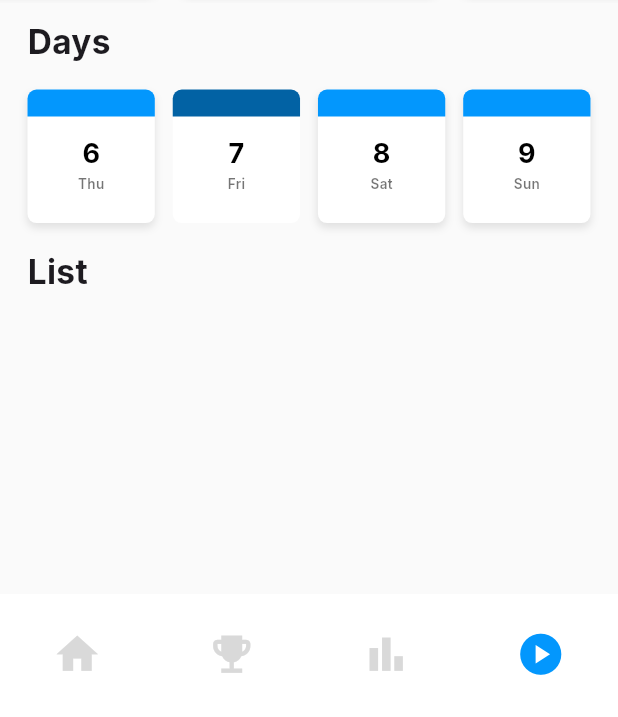
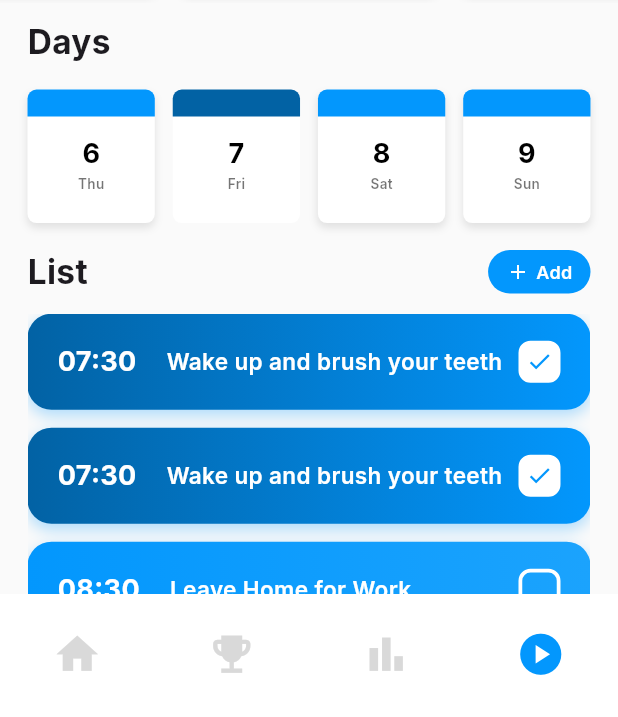
Before and after one commit to pokpong40622/FlexiFlow, a Flutter app: the screen it shows after launch, item 4 of the bottom bar chosen, on a phone screen of 412 x 824 dp, the part 519-1236 px from its top. Run offline on Flutter 3.47's test engine with Material 3 defaults, Android fonts, the phone set to English and light mode, and no system bars; drawn by our look-alikes of carousel_slider; our stand-ins replace google_fonts.

Commit message:
versoin1 of full training page

```diff
--- a/lib/Pages/TrainingPage.dart
+++ b/lib/Pages/TrainingPage.dart
@@ -47,35 +47,36 @@ class _TrainingPageState extends State<TrainingPage> {
   }
 
   int clickedDay = 7;
-  final Map<int, List<Map<String, String>>> schedules = {
+  final Map<int, List<Map<String, dynamic>>> schedules = {
     6: [
-      {'time': '07:00', 'event': 'Morning Exercise'},
-      {'time': '09:00', 'event': 'Office Work'},
-      {'time': '12:30', 'event': 'Lunch at Cafe'},
-      {'time': '15:00', 'event': 'Grocery Shopping'},
-      {'time': '19:00', 'event': 'Watch a Movie'},
+      {'time': '07:00', 'event': 'Morning Exercise', 'completed': false},
+      {'time': '09:00', 'event': 'Office Work', 'completed': true},
+      {'time': '12:30', 'event': 'Lunch at Cafe', 'completed': false},
+      {'time': '15:00', 'event': 'Grocery Shopping', 'completed': false},
+      {'time': '19:00', 'event': 'Watch a Movie', 'completed': true},
     ],
     7: [
-      {'time': '07:00', 'event': 'Wake-Up & Morning Routine'},
-      {'time': '08:30', 'event': 'Leave Home for Work'},
-      {'time': '09:00', 'event': 'Company Meeting'},
-      {'time': '12:00', 'event': 'Lunch break'},
-      {'time': '16:00', 'event': 'Leave Office'},
-      {'time': '17:30', 'event': 'Physical Activity'},
-      {'time': '18:30', 'event': 'Dinner with Family'},
+      {'time': '07:30', 'event': 'Wake up and brush your teeth', 'completed': true},
+      {'time': '07:30', 'event': 'Wake up and brush your teeth', 'completed': true},
+      {'time': '08:30', 'event': 'Leave Home for Work', 'completed': false},
+      {'time': '09:00', 'event': 'Company Meeting', 'completed': false},
+      {'time': '12:00', 'event': 'Lunch break', 'completed': false},
+      {'time': '16:00', 'event': 'Leave Office', 'completed': false},
+      {'time': '17:30', 'event': 'Physical Activity', 'completed': false},
+      {'time': '18:30', 'event': 'Dinner with Family', 'completed': false},
     ],
     8: [
-      {'time': '09:00', 'event': 'Brunch with Friends'},
-      {'time': '11:00', 'event': 'Go to the Gym'},
-      {'time': '14:00', 'event': 'Shopping at Mall'},
-      {'time': '17:00', 'event': 'Family Gathering'},
-      {'time': '20:00', 'event': 'Relax at Home'},
+      {'time': '09:00', 'event': 'Brunch with Friends', 'completed': false},
+      {'time': '11:00', 'event': 'Go to the Gym', 'completed': true},
+      {'time': '14:00', 'event': 'Shopping at Mall', 'completed': false},
+      {'time': '17:00', 'event': 'Family Gathering', 'completed': false},
+      {'time': '20:00', 'event': 'Relax at Home', 'completed': true},
     ],
     9: [
-      {'time': '08:00', 'event': 'Go to Church'},
-      {'time': '10:30', 'event': 'Brunch with Family'},
-      {'time': '14:00', 'event': 'Relax and Read a Book'},
-      {'time': '18:00', 'event': 'Dinner with Friends'},
+      {'time': '08:00', 'event': 'Go to Church', 'completed': false},
+      {'time': '10:30', 'event': 'Brunch with Family', 'completed': false},
+      {'time': '14:00', 'event': 'Relax and Read a Book', 'completed': true},
+      {'time': '18:00', 'event': 'Dinner with Friends', 'completed': false},
     ],
   };
 
@@ -96,43 +97,10 @@ class _TrainingPageState extends State<TrainingPage> {
       Container(color: Colors.white),
     ];
 
-    int clickedDay = 7; // Default to Friday (7)
-
-    final Map<int, List<Map<String, String>>> schedules = {
-      6: [
-        {'time': '07:00', 'event': 'Morning Exercise'},
-        {'time': '09:00', 'event': 'Office Work'},
-        {'time': '12:30', 'event': 'Lunch at Cafe'},
-        {'time': '15:00', 'event': 'Grocery Shopping'},
-        {'time': '19:00', 'event': 'Watch a Movie'},
-      ],
-      7: [
-        {'time': '07:00', 'event': 'Wake-Up & Morning Routine'},
-        {'time': '08:30', 'event': 'Leave Home for Work'},
-        {'time': '09:00', 'event': 'Company Meeting'},
-        {'time': '12:00', 'event': 'Lunch break'},
-        {'time': '16:00', 'event': 'Leave Office'},
-        {'time': '17:30', 'event': 'Physical Activity'},
-        {'time': '18:30', 'event': 'Dinner with Family'},
-      ],
-      8: [
-        {'time': '09:00', 'event': 'Brunch with Friends'},
-        {'time': '11:00', 'event': 'Go to the Gym'},
-        {'time': '14:00', 'event': 'Shopping at Mall'},
-        {'time': '17:00', 'event': 'Family Gathering'},
-        {'time': '20:00', 'event': 'Relax at Home'},
-      ],
-      9: [
-        {'time': '08:00', 'event': 'Go to Church'},
-        {'time': '10:30', 'event': 'Brunch with Family'},
-        {'time': '14:00', 'event': 'Relax and Read a Book'},
-        {'time': '18:00', 'event': 'Dinner with Friends'},
-      ],
-    };
-
     return Scaffold(
       backgroundColor: Color(0xFFFAFAFA),
-      body: Column(
+      body: SingleChildScrollView(
+        child: Column(
           children: [
             SizedBox(height: screenHeight * 0.025),
             Padding(
@@ -246,9 +214,9 @@ class _TrainingPageState extends State<TrainingPage> {
                       ),
                     ],
                   ),
-                SizedBox(height: screenHeight * 0.02,),
+                  SizedBox(height: screenHeight * 0.02),
                   Row(
-                  mainAxisAlignment: MainAxisAlignment.start,
+                    mainAxisAlignment: MainAxisAlignment.spaceBetween,
                     children: [
                       Text(
                         'List',
@@ -257,87 +225,63 @@ class _TrainingPageState extends State<TrainingPage> {
                           fontSize: screenWidth * 0.054,
                         ),
                       ),
+                      GestureDetector(
+                        onTap: () => _showAddEventDialog(context),
+                        child: Container(
+                          padding: EdgeInsets.symmetric(horizontal: 12, vertical: 6),
+                          decoration: BoxDecoration(
+                            color: Color(0xFF0397FD),
+                            borderRadius: BorderRadius.circular(20),
+                          ),
+                          child: Row(
+                            mainAxisSize: MainAxisSize.min,
+                            children: [
+                              Icon(
+                                Icons.add,
+                                color: Colors.white,
+                                size: 16,
+                              ),
+                              SizedBox(width: 4),
+                              Text(
+                                'Add',
+                                style: GoogleFonts.inter(
+                                  color: Colors.white,
+                                  fontSize: 12,
+                                  fontWeight: FontWeight.w600,
+                                ),
+                              ),
                             ],
                           ),
-                SingleChildScrollView(
-                  child: Column(
-                    children: [
-
+                        ),
+                      ),
                     ],
                   ),
-                )
-                // Time Schedule Section
-                // Container(
-                //   width: MediaQuery.of(context).size.width * 0.905555556,
-                //   decoration: BoxDecoration(
-                //     borderRadius: BorderRadius.circular(15),
-                //     color: Color(0xFFF4F4F4),
-                //   ),
-                //   child: Column(
-                //     crossAxisAlignment: CrossAxisAlignment.start,
-                //     children: [
-                //       Container(
-                //         width: double.infinity,
-                //         decoration: BoxDecoration(
-                //           color: Color(0xFF307B7B),
-                //           borderRadius: BorderRadius.only(
-                //             topLeft: Radius.circular(15),
-                //             topRight: Radius.circular(15),
-                //           ),
-                //         ),
-                //         padding: EdgeInsets.symmetric(
-                //           horizontal: 16,
-                //           vertical: 12,
-                //         ),
-                //         child: Row(
-                //           children: [
-                //             Icon(
-                //               Icons.schedule,
-                //               color: Colors.white,
-                //               size: 24,
-                //             ),
-                //             SizedBox(width: 8),
-                //             Text(
-                //               'Time Schedule',
-                //               style: GoogleFonts.inter(
-                //                 color: Colors.white,
-                //                 fontSize: 17,
-                //                 fontWeight: FontWeight.w700,
-                //               ),
-                //             ),
-                //           ],
-                //         ),
-                //       ),
-                //       SizedBox(height: 16),
-                //       Padding(
-                //         padding: const EdgeInsets.symmetric(
-                //           horizontal: 16.0,
-                //         ),
-                //         child: Column(
-                //           children: schedules[clickedDay]!
-                //               .map(
-                //                 (event) => _buildScheduleItem(
-                //                   event['time']!,
-                //                   event['event']!,
-                //                 ),
-                //               )
-                //               .toList(),
-                //         ),
-                //       ),
-                //       SizedBox(height: 16),
-                //     ],
-                //   ),
-                // ),
+                  SizedBox(height: 12),
+                  Container(
+                    height: screenHeight * 0.3,
+                    child: SingleChildScrollView(
+                      child: Column(
+                        children: schedules[clickedDay]!
+                            .map((schedule) => _buildScheduleItem(
+                                  schedule['time']!,
+                                  schedule['event']!,
+                                  schedule['completed']!,
+                                  schedules[clickedDay]!.indexOf(schedule),
+                                ))
+                            .toList(),
+                      ),
+                    ),
+                  ),
                 ],
               ),
             ),
           ],
         ),
+      ),
     );
   }
 
-
-  //ปุ่มเลือกวัน
+  // Builds clickable calendar day buttons with blue headers
   Widget _buildCalendarDay(
     String day,
     String weekday,
@@ -374,7 +318,7 @@ class _TrainingPageState extends State<TrainingPage> {
               width: double.infinity,
               height: 18,
               decoration: BoxDecoration(
-                color: isActive ? Color(0xFF0262A4) : Color(0xFF0397FD),
+                color: isSelected ? Color(0xFF0262A4) : Color(0xFF0397FD),
                 borderRadius: BorderRadius.only(
                   topLeft: Radius.circular(6),
                   topRight: Radius.circular(6),
@@ -403,33 +347,83 @@ class _TrainingPageState extends State<TrainingPage> {
       ),
     );
   }
-  //ปุ่มเลือกวัน
 
+  // Creates individual schedule items with gradient background and checkboxes
+  Widget _buildScheduleItem(String time, String event, bool completed, int index) {
+    return Container(
+      margin: EdgeInsets.only(bottom: 12), // Increased spacing between items
+      padding: EdgeInsets.symmetric(horizontal: 20, vertical: 18), // More padding for bigger look
+      decoration: BoxDecoration(
+        // Gradient background - light blue to darker blue
+        gradient: LinearGradient(
+          colors: completed
+              ? [Color(0xFF0262A4), Color(0xFF0397FD)] // Darker gradient for completed
+              : [Color(0xFF0397FD), Color(0xFF1BA3FD)], // Lighter gradient for pending
+          begin: Alignment.centerLeft,
+          end: Alignment.centerRight,
+        ),
+        borderRadius: BorderRadius.circular(16), // More rounded corners
+        boxShadow: [
+          BoxShadow(
+            color: Color(0xFF0397FD).withOpacity(0.3), // Blue shadow
+            blurRadius: 8,
+            offset: Offset(0, 4),
+          ),
+        ],
+      ),
+      child: Row(
+        children: [
+          // Time with bigger font and semi-bold weight
+          Text(
+            time,
+            style: GoogleFonts.inter(
+              fontSize: 18, // Increased font size
+              fontWeight: FontWeight.w700, // Semi-bold
+              color: Colors.white,
+            ),
+          ),
+          SizedBox(width: 20), // More spacing
+          // Event text expanded to fill remaining space
+          Expanded(
+            child: Text(
+              event,
+              style: GoogleFonts.inter(
+                fontSize: 15, // Slightly bigger
+                fontWeight: FontWeight.w600, // Semi-bold
+                color: Colors.white,
+              ),
+            ),
+          ),
+          // Completion checkbox with rounded corners
+          GestureDetector(
+            onTap: () {
+              setState(() {
+                schedules[clickedDay]![index]['completed'] = !completed;
+              });
+            },
+            child: Container(
+              width: 28, // Bigger checkbox
+              height: 28,
+              decoration: BoxDecoration(
+                color: completed ? Colors.white : Colors.transparent,
+                border: Border.all(color: Colors.white, width: 2.5), // Thicker border
+                borderRadius: BorderRadius.circular(8), // More rounded
+              ),
+              child: completed
+                  ? Icon(
+                      Icons.check,
+                      color: Color(0xFF0397FD),
+                      size: 18, // Bigger check icon
+                    )
+                  : null,
+            ),
+          ),
+        ],
+      ),
+    );
+  }
 
-  //น่าจะเอาไว้ใช้กับทที่แสดง schedule listของvia
-  // Widget _buildScheduleItem(String time, String event) {
-  //   return Padding(
-  //     padding: const EdgeInsets.symmetric(vertical: 8.0),
-  //     child: Row(
-  //       children: [
-  //         Text(
-  //           time,
-  //           style: GoogleFonts.inter(fontSize: 16, fontWeight: FontWeight.w700),
-  //         ),
-  //         Spacer(),
-  //         Text(
-  //           event,
-  //           style: GoogleFonts.inter(
-  //             fontSize: 16,
-  //             fontWeight: FontWeight.w500,
-  //             color: Color(0xFF888888),
-  //           ),
-  //         ),
-  //       ],
-  //     ),
-  //   );
-  // }
-
+  // Shows dialog for adding new events to selected day
   void _showAddEventDialog(BuildContext context) {
     showDialog(
       context: context,
@@ -449,14 +443,13 @@ class _TrainingPageState extends State<TrainingPage> {
             children: [
               TextField(
                 controller: timeController,
-                decoration: InputDecoration(labelText: 'Time'),
+                decoration: InputDecoration(labelText: 'Time (HH:MM)'),
                 keyboardType:
                     TextInputType.number, // Ensure only numbers are allowed
                 inputFormatters: [
                   TimeInputFormatter(),
                 ], // Apply the custom formatter
               ),
-
               TextField(
                 controller: eventController,
                 decoration: InputDecoration(labelText: 'Event'),
@@ -466,21 +459,25 @@ class _TrainingPageState extends State<TrainingPage> {
           actions: [
             TextButton(
               onPressed: () {
-                Navigator.of(context).pop();
+                Navigator.of(context).pop(); // Close dialog without saving
               },
               child: Text('Cancel'),
             ),
             TextButton(
               onPressed: () {
+                if (timeController.text.isNotEmpty && eventController.text.isNotEmpty) {
                   setState(() {
+                    // Add new event to selected day's schedule
                     schedules[clickedDay]!.add({
                       'time': timeController.text,
                       'event': eventController.text,
+                      'completed': false,
                     });
                   });
-                timeController.clear();
+                  timeController.clear(); // Clear input fields
                   eventController.clear();
-                Navigator.of(context).pop();
+                  Navigator.of(context).pop(); // Close dialog
+                }
               },
               child: Text('Add'),
             ),
```
Lines whose indentation alone changed are shown as unchanged.
